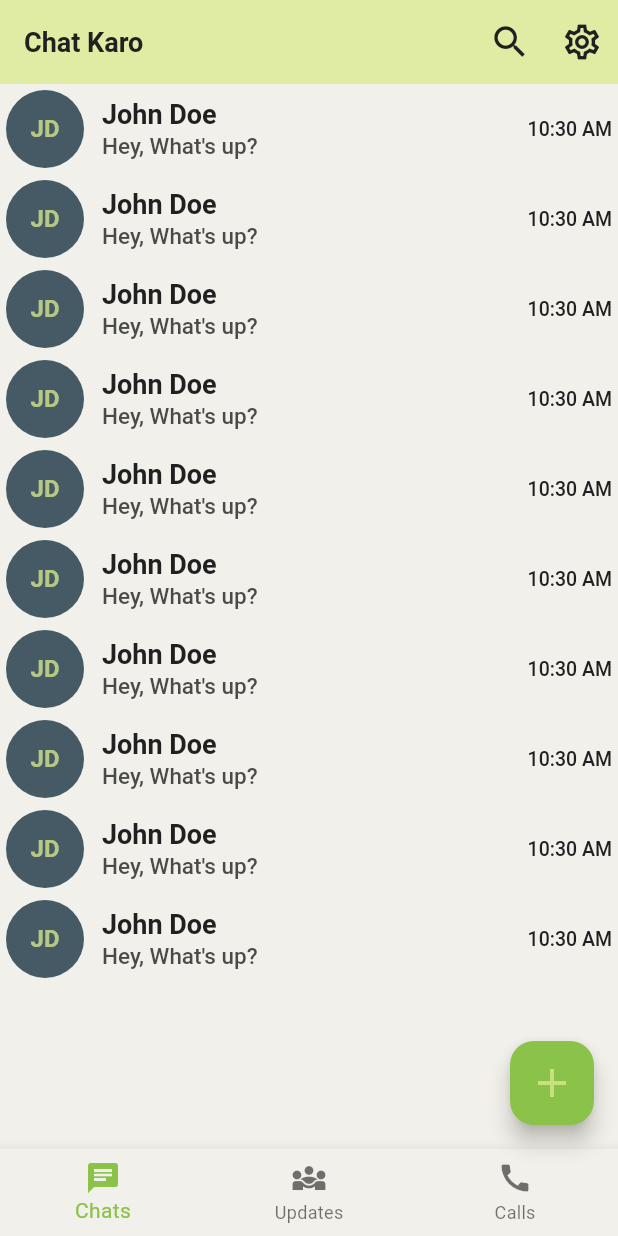
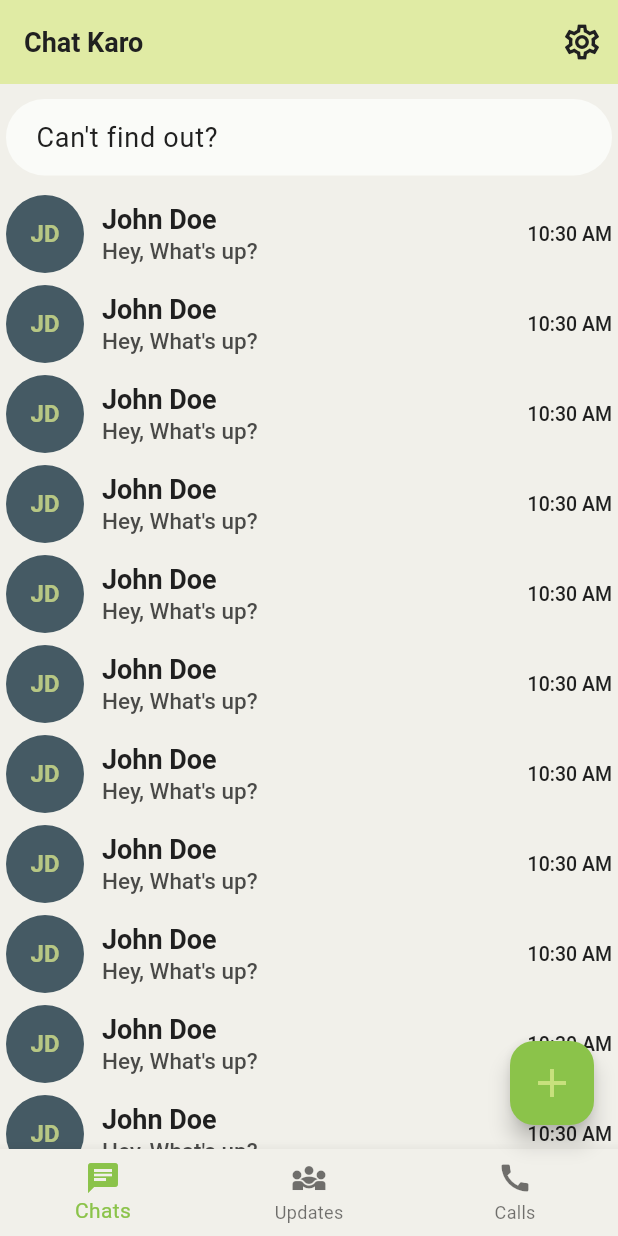
Before and after one commit to ItsRahul007/chat_karo, a Flutter app: the screen it shows after launch, on a phone screen of 412 x 824 dp. Run offline on Flutter 3.47's test engine with Material 3 defaults, Android fonts, the light colour scheme and no system bars; our stand-ins replace go_router.

Commit message:
some minor UI changes

```diff
--- a/lib/components/common_chat_card.dart
+++ b/lib/components/common_chat_card.dart
@@ -6,18 +6,22 @@ import 'package:go_router/go_router.dart';
 class CommonChatCard extends StatelessWidget {
   const CommonChatCard({super.key});
 
+  void _onTap(BuildContext context) {
+    context.push("${MyRoutes.chat}/1");
+  }
+
   @override
   Widget build(BuildContext context) {
     return CustomListTile(
-      onTap: () => context.push("${MyRoutes.chat}/1"),
+      onTap: () => _onTap(context),
       leading: CircleAvatar(
         radius: 26,
         backgroundColor: Colors.blueGrey.shade700,
-        child: Text("JD"),
+        child: const Text("JD"),
       ),
       title: const Text('John Doe'),
-      subtitle: Text("Hey, What's up?"),
-      trailing: Text("10:30 AM"),
+      subtitle: const Text("Hey, What's up?"),
+      trailing: const Text("10:30 AM"),
     );
   }
 }
--- a/lib/components/common_scafold.dart
+++ b/lib/components/common_scafold.dart
@@ -145,7 +145,7 @@ class _BottomNavigationBarState extends State<_MyBottomNavigationBar> {
           if (!canPop) {
             context.push(bottomNavRoutes[index]);
           } else {
-            context.replace(bottomNavRoutes[index]);
+            context.pushReplacement(bottomNavRoutes[index]);
           }
         }
       },
--- a/lib/screens/home/home.dart
+++ b/lib/screens/home/home.dart
@@ -1,5 +1,5 @@
-import 'package:chat_karo/components/common_chat_card.dart';
 import 'package:chat_karo/components/common_scafold.dart';
+import 'package:chat_karo/screens/home/home_body.dart';
 import 'package:flutter/material.dart';
 
 class Home extends StatefulWidget {
@@ -17,7 +17,6 @@ class _HomeState extends State<Home> {
     return CommonScafold(
       title: 'Chat Karo',
       appBar: true,
-      search: true,
       bottomNavIndex: 0,
       actions: [
         IconButton(onPressed: () {}, icon: const Icon(Icons.settings_outlined)),
@@ -25,13 +24,7 @@ class _HomeState extends State<Home> {
       floatingBar: true,
       floatingIcon: Icons.add,
       onFloatingButtonPressed: () {},
-      child: Padding(
-        padding: const EdgeInsets.symmetric(horizontal: 4),
-        child: ListView.builder(
-          itemBuilder: (context, index) => CommonChatCard(),
-          itemCount: 10,
-        ),
-      ),
+      child: HomeBody(),
     );
   }
 }
--- /dev/null
+++ b/lib/screens/home/home_body.dart
@@ -0,0 +1,43 @@
+import 'package:chat_karo/components/common_chat_card.dart';
+import 'package:flutter/material.dart';
+
+class HomeBody extends StatelessWidget {
+  const HomeBody({super.key});
+
+  @override
+  Widget build(BuildContext context) {
+    return Padding(
+      padding: const EdgeInsets.symmetric(horizontal: 4),
+      child: SingleChildScrollView(
+        child: Column(
+          mainAxisAlignment: MainAxisAlignment.start,
+          children: [
+            const SizedBox(height: 10),
+            SizedBox(
+              height: 60,
+              width: double.infinity,
+              child: TextField(
+                decoration: InputDecoration(
+                  hintText: "Can't find out?",
+                  filled: true,
+                  fillColor: Theme.of(context).colorScheme.tertiary,
+                  hintStyle: Theme.of(
+                    context,
+                  ).textTheme.bodyLarge?.copyWith(fontWeight: FontWeight.w400),
+                  focusedBorder: OutlineInputBorder(
+                    borderRadius: BorderRadius.circular(30),
+                    borderSide: BorderSide.none,
+                  ),
+                ),
+              ),
+            ),
+            ...List.generate(
+              40,
+              (int index) => index,
+            ).map((e) => const CommonChatCard()),
+          ],
+        ),
+      ),
+    );
+  }
+}
--- a/lib/util/theme/colors.dart
+++ b/lib/util/theme/colors.dart
@@ -12,11 +12,11 @@ class MyColors {
   ); // Very light background green for chat bubbles
   static const Color primaryText = Color(0xFF202020);
   static const Color secondaryText = Color(0xFF8A8A8A);
-  static const Color lightBackground = Color.fromARGB(
-    255,
+  static const Color lightBackground = Color.fromRGBO(
     241,
     240,
     234,
+    1,
   ); // Main background
   static const Color surfaceWhite = Color.fromARGB(
     193,
@@ -25,6 +25,8 @@ class MyColors {
     142,
   ); // Card/Sheet background
 
+  static const inputBgColor = Color.fromRGBO(250, 251, 248, 1);
+
   // Error color
   static const Color errorColor = Color(0xFFB00020);
 }
--- a/lib/util/theme/theme.dart
+++ b/lib/util/theme/theme.dart
@@ -20,6 +20,7 @@ class MyTheme {
       error: MyColors.errorColor,
       onError: MyColors.surfaceWhite,
       onTertiary: Colors.grey.shade100,
+      tertiary: MyColors.inputBgColor,
     ),
 
     textTheme: _lightModeTextTheme,
```
